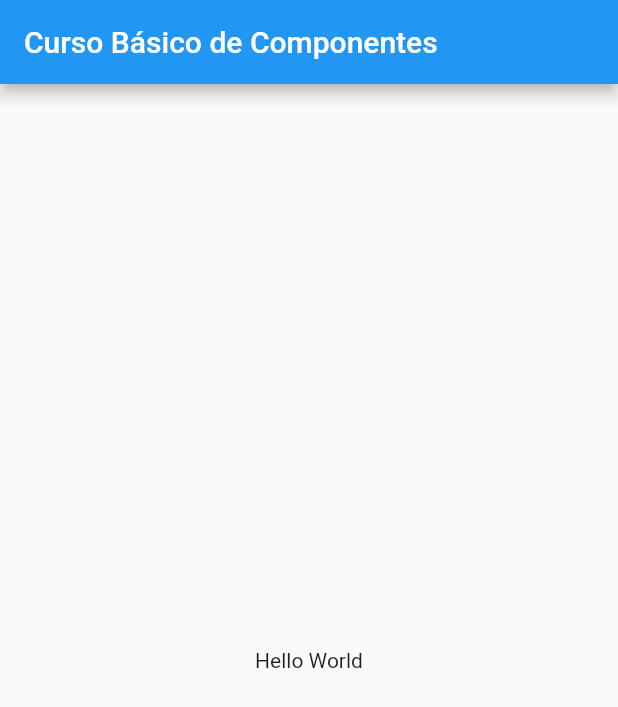
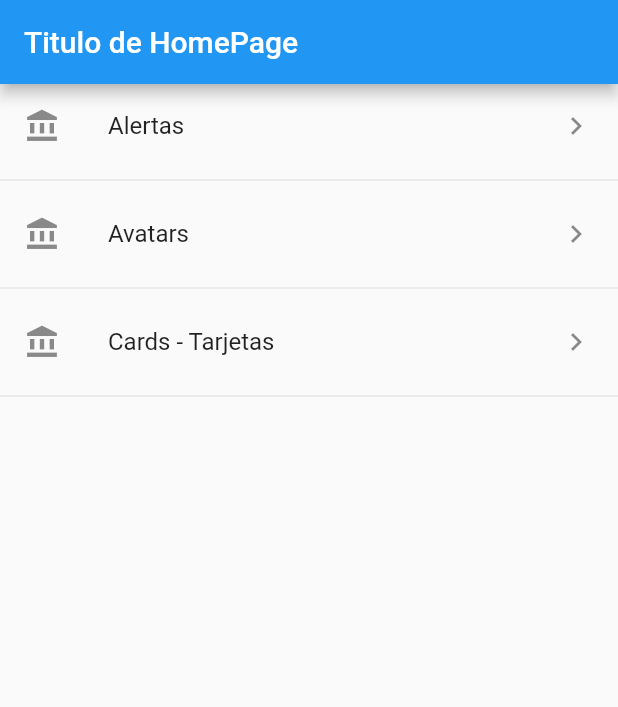
Before and after one commit to GatoJustiniano/flutter_basico, a Flutter app: the screen it shows after launch, on a phone screen of 412 x 824 dp. Shown: the top 707 px of the screen. Run offline on Flutter 3.47's test engine with Material 2 defaults, Android fonts, the phone set to English and light mode, and no system bars.

Commit message:
Mostrando datos desde archivo json

```diff
--- /dev/null
+++ b/data/menu-opts.json
@@ -0,0 +1,20 @@
+{
+    "nombreApp" : "Componentes",
+    "rutas" : [
+        {
+            "ruta" : "alert",
+            "icon" : "add_alert",
+            "texto": "Alertas"
+        },
+        {
+            "ruta" : "avatar",
+            "icon" : "accessibility",
+            "texto": "Avatars"
+        },
+        {
+            "ruta" : "card",
+            "icon" : "folder_open",
+            "texto": "Cards - Tarjetas"
+        }
+    ]
+}
--- a/lib/main.dart
+++ b/lib/main.dart
@@ -1,4 +1,5 @@
 import 'package:flutter/material.dart';
+import 'package:flutter_base_inicial/src/pages/home_page.dart';
 
 void main() => runApp(MyApp());
 
@@ -8,16 +9,7 @@ class MyApp extends StatelessWidget {
     return MaterialApp(
       title: 'Componentes App',
       debugShowCheckedModeBanner: false,
-      home: Scaffold(
-        appBar: AppBar(
-          title: Text('Curso Básico de Componentes'),
-        ),
-        body: Center(
-          child: Container(
-            child: Text('Hello World'),
-          ),
-        ),
-      ),
+      home: HomePage()
     );
   }
 }
--- /dev/null
+++ b/lib/src/pages/home_page.dart
@@ -0,0 +1,50 @@
+
+import 'package:flutter/material.dart';
+import 'package:flutter_base_inicial/src/providers/menu_provider.dart';
+
+
+class HomePage extends StatelessWidget {
+  @override
+  Widget build(BuildContext context) {
+    return Scaffold(
+      appBar: AppBar(
+        title: Text('Titulo de HomePage'),
+      ),
+      body: _lista(),
+    );
+  }
+
+  Widget _lista() {
+
+    return FutureBuilder(
+      future: menuProvider.cargarData(),
+      initialData: [],
+      builder: (context, AsyncSnapshot<List<dynamic>> snapshot ){
+        return ListView(
+          children: _listaItems(snapshot.data),
+        );
+      },
+    );
+
+  }
+
+  List<Widget> _listaItems(List<dynamic> data) {
+
+    final List<Widget> opciones = [];
+
+    data.forEach((opt) {
+      final widgetTemp = ListTile(
+        title: Text(opt['texto']),
+        leading: Icon(Icons.account_balance),
+        trailing: Icon(Icons.keyboard_arrow_right),
+        onTap: (){
+
+        },
+      );
+      opciones..add(widgetTemp)
+              ..add(Divider());
+    });
+    return opciones;
+
+  }
+}
--- a/pubspec.yaml
+++ b/pubspec.yaml
@@ -45,8 +45,8 @@ flutter:
   uses-material-design: true
 
   # To add assets to your application, add an assets section, like this:
-  # assets:
-  #   - images/a_dot_burr.jpeg
+  assets:
+    - data/menu-opts.json
   #   - images/a_dot_ham.jpeg
 
   # An image asset can refer to one or more resolution-specific "variants", see
```
Also changed, not shown: lib/src/pages/home_temp.dart (added, +41 -0 lines), lib/src/providers/menu_provider.dart (added, +25 -0 lines), lib/src/app.dart (deleted).
